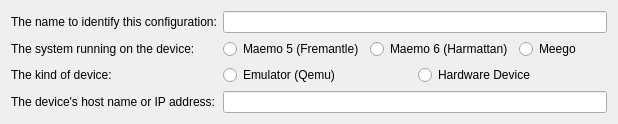
First picture: the form in src/plugins/qt4projectmanager/qt-maemo/maemodeviceconfigwizardstartpage.ui, repository qt-creator/qt-creator, before the edit.
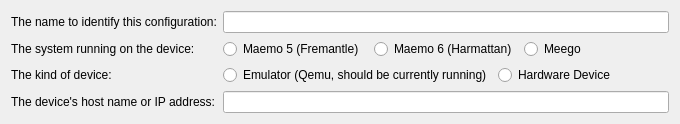
Second picture: the form after the edit.

What changed in the file:
```diff
--- a/src/plugins/qt4projectmanager/qt-maemo/maemodeviceconfigwizardstartpage.ui
+++ b/src/plugins/qt4projectmanager/qt-maemo/maemodeviceconfigwizardstartpage.ui
@@ -6,7 +6,7 @@
    <rect>
     <x>0</x>
     <y>0</y>
-    <width>618</width>
+    <width>680</width>
     <height>122</height>
    </rect>
   </property>
@@ -68,7 +68,7 @@
      <item>
       <widget class="QRadioButton" name="qemuButton">
        <property name="text">
-        <string>Emulator (Qemu)</string>
+        <string>Emulator (Qemu, should be currently running)</string>
        </property>
       </widget>
      </item>
```
